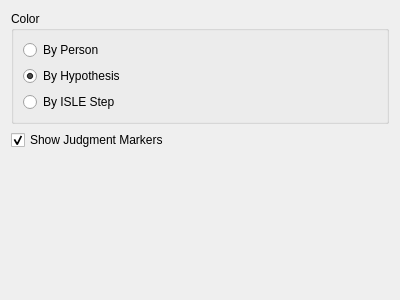
Qt form optionswidget.ui (Noughmad/Isle) before a commit.
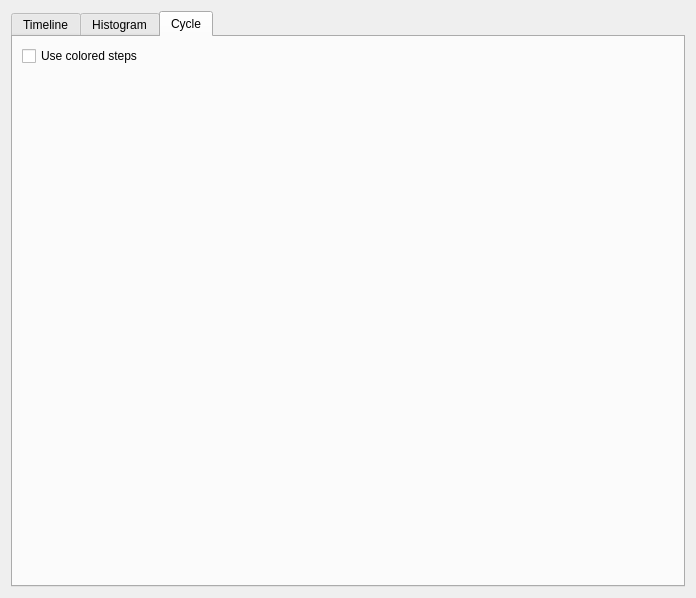
The same form after that commit.

Commit message: Add flow histograms and a cycle diagram

```diff
--- a/optionswidget.ui
+++ b/optionswidget.ui
@@ -6,8 +6,8 @@
    <rect>
     <x>0</x>
     <y>0</y>
-    <width>400</width>
-    <height>300</height>
+    <width>696</width>
+    <height>598</height>
    </rect>
   </property>
   <property name="windowTitle">
@@ -15,6 +15,16 @@
   </property>
   <layout class="QVBoxLayout" name="verticalLayout_2">
    <item>
+    <widget class="QTabWidget" name="tabWidget">
+     <property name="currentIndex">
+      <number>2</number>
+     </property>
+     <widget class="QWidget" name="timelineTab">
+      <attribute name="title">
+       <string>Timeline</string>
+      </attribute>
+      <layout class="QVBoxLayout" name="verticalLayout_3">
+       <item>
     <widget class="QGroupBox" name="groupBox">
      <property name="title">
       <string>Color</string>
@@ -69,6 +79,60 @@
       </size>
      </property>
     </spacer>
+       </item>
+      </layout>
+     </widget>
+     <widget class="QWidget" name="histogramTab">
+      <attribute name="title">
+       <string>Histogram</string>
+      </attribute>
+      <layout class="QFormLayout" name="formLayout">
+       <property name="fieldGrowthPolicy">
+        <enum>QFormLayout::AllNonFixedFieldsGrow</enum>
+       </property>
+       <item row="0" column="0">
+        <widget class="QLabel" name="sourceStepLabel">
+         <property name="text">
+          <string>&amp;Source Step</string>
+         </property>
+         <property name="buddy">
+          <cstring>sourceStepComboBox</cstring>
+         </property>
+        </widget>
+       </item>
+       <item row="0" column="1">
+        <widget class="QComboBox" name="sourceStepComboBox"/>
+       </item>
+      </layout>
+     </widget>
+     <widget class="QWidget" name="cycleTab">
+      <attribute name="title">
+       <string>Cycle</string>
+      </attribute>
+      <layout class="QVBoxLayout" name="verticalLayout_4">
+       <item>
+        <widget class="QCheckBox" name="coloredStepsCheck">
+         <property name="text">
+          <string>Use colored steps</string>
+         </property>
+        </widget>
+       </item>
+       <item>
+        <spacer name="verticalSpacer_2">
+         <property name="orientation">
+          <enum>Qt::Vertical</enum>
+         </property>
+         <property name="sizeHint" stdset="0">
+          <size>
+           <width>20</width>
+           <height>40</height>
+          </size>
+         </property>
+        </spacer>
+       </item>
+      </layout>
+     </widget>
+    </widget>
    </item>
   </layout>
  </widget>
```
Lines whose indentation alone changed are shown as unchanged. The commit also changes 2 other files.
